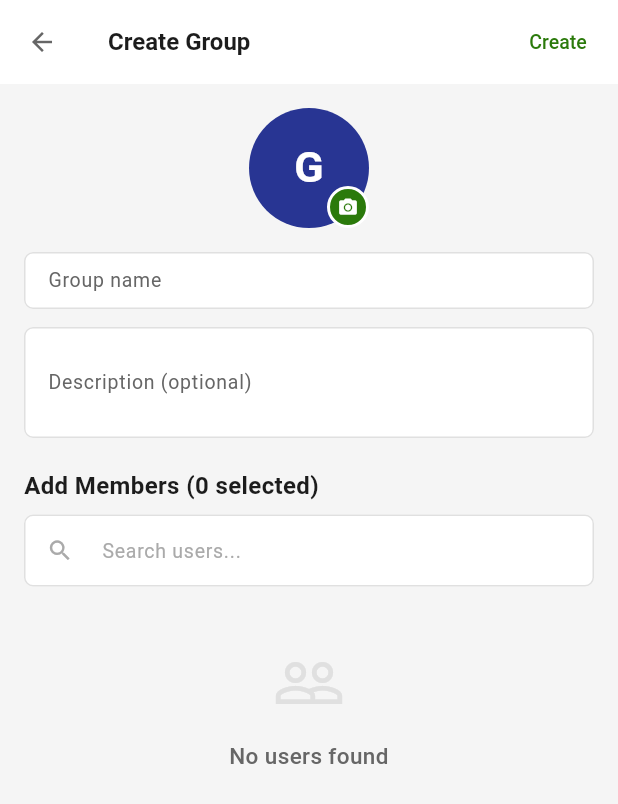
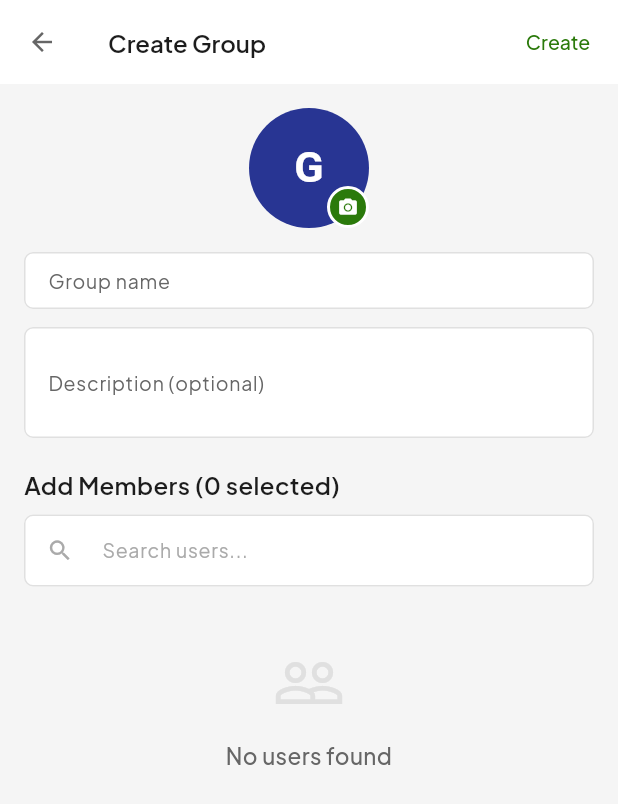
Before and after one commit to mahaddevelpoer/xmechat, a Flutter app: the CreateGroupScreen screen opened by its route, on a phone screen of 412 x 824 dp. Shown: the top 804 px of the screen. Run offline on Flutter 3.47's test engine with Material 3 defaults, Android fonts, the phone set to English and light mode, and no system bars; our stand-ins replace cached_network_image, emoji_picker_flutter, file_picker, firebase_core, flutter_riverpod, go_router and 5 more; missing offline and left inert: asn1lib, bitsdojo_window, encrypt, flutter_webrtc, local_notifier, pointycastle and 2 more; accounts and stored records are empty; Roboto replaces fonts that are missing (Segoe UI).

Commit message:
Add Google Fonts Plus Jakarta Sans, remove hardcoded Segoe UI

```diff
--- a/lib/theme.dart
+++ b/lib/theme.dart
@@ -1,4 +1,5 @@
 import 'package:flutter/material.dart';
+import 'package:google_fonts/google_fonts.dart';
 
 // ─────────────────────────────────────────────────────
 // COLORS
@@ -12,7 +13,7 @@ class AppColors {
   static const Color border      = Color(0xFFE0E0E0);
   static const Color accent      = Color(0xFF2B7A0B);
   static const Color accentLight = Color(0xFFEBF5E6);
-  static const Color sentMsg     = Color(0xFF3797F0); // Instagram blue
+  static const Color sentMsg     = Color(0xFF3797F0);
   static const Color recvMsg     = Color(0xFFFFFFFF);
   static const Color textDark    = Color(0xFF1C1C1C);
   static const Color textWhite   = Color(0xFFFFFFFF);
@@ -32,91 +33,54 @@ class AppColors {
 }
 
 // ─────────────────────────────────────────────────────
-// TEXT STYLES  (Segoe UI, Windows system font)
+// TEXT STYLES  (Plus Jakarta Sans via Google Fonts)
 // ─────────────────────────────────────────────────────
 class AppText {
   AppText._();
 
-  static const String _font = 'Segoe UI';
+  static TextStyle _font({double? fontSize, FontWeight? fontWeight, Color? color, double? height}) {
+    return GoogleFonts.plusJakartaSans(
+      fontSize: fontSize,
+      fontWeight: fontWeight,
+      color: color,
+      height: height,
+    );
+  }
 
   /// 13px — standard body text
-  static const TextStyle body = TextStyle(
-    fontFamily: _font,
-    fontSize: 13,
-    color: AppColors.textDark,
-    height: 1.4,
-  );
+  static TextStyle get body => _font(fontSize: 13, color: AppColors.textDark, height: 1.4);
 
   /// 13px — grey secondary text
-  static const TextStyle bodyGrey = TextStyle(
-    fontFamily: _font,
-    fontSize: 13,
-    color: AppColors.textGrey,
-    height: 1.4,
-  );
+  static TextStyle get bodyGrey => _font(fontSize: 13, color: AppColors.textGrey, height: 1.4);
 
   /// 13px — hint/placeholder text
-  static const TextStyle hint = TextStyle(
-    fontFamily: _font,
-    fontSize: 13,
-    color: AppColors.textHint,
-  );
+  static TextStyle get hint => _font(fontSize: 13, color: AppColors.textHint);
 
   /// 15px semi-bold — names / chat titles
-  static const TextStyle name = TextStyle(
-    fontFamily: _font,
-    fontSize: 15,
-    fontWeight: FontWeight.w600,
-    color: AppColors.textDark,
-    height: 1.2,
-  );
+  static TextStyle get name => _font(fontSize: 15, fontWeight: FontWeight.w600, color: AppColors.textDark, height: 1.2);
 
   /// 11px — timestamps, badges
-  static const TextStyle timestamp = TextStyle(
-    fontFamily: _font,
-    fontSize: 11,
-    color: AppColors.textHint,
-    height: 1.2,
-  );
+  static TextStyle get timestamp => _font(fontSize: 11, color: AppColors.textHint, height: 1.2);
 
   /// 11px grey — captions
-  static const TextStyle caption = TextStyle(
-    fontFamily: _font,
-    fontSize: 11,
-    color: AppColors.textGrey,
-  );
+  static TextStyle get caption => _font(fontSize: 11, color: AppColors.textGrey);
 
   /// 16px semi-bold — panel titles, section headers
-  static const TextStyle title = TextStyle(
-    fontFamily: _font,
-    fontSize: 16,
-    fontWeight: FontWeight.w600,
-    color: AppColors.textDark,
-  );
+  static TextStyle get title => _font(fontSize: 16, fontWeight: FontWeight.w600, color: AppColors.textDark);
 
   /// 20px bold — screen/card headings
-  static const TextStyle heading = TextStyle(
-    fontFamily: _font,
-    fontSize: 20,
-    fontWeight: FontWeight.w700,
-    color: AppColors.textDark,
-  );
+  static TextStyle get heading => _font(fontSize: 20, fontWeight: FontWeight.w700, color: AppColors.textDark);
 
   /// Button label (white, 14px semi-bold)
-  static const TextStyle button = TextStyle(
-    fontFamily: _font,
-    fontSize: 14,
-    fontWeight: FontWeight.w600,
-    color: AppColors.white,
-  );
+  static TextStyle get button => _font(fontSize: 14, fontWeight: FontWeight.w600, color: AppColors.white);
 
   /// Accent colored link
-  static const TextStyle link = TextStyle(
-    fontFamily: _font,
-    fontSize: 13,
-    color: AppColors.accent,
-    fontWeight: FontWeight.w500,
-  );
+  static TextStyle get link => _font(fontSize: 13, color: AppColors.accent, fontWeight: FontWeight.w500);
+
+  /// Helper to create custom text styles
+  static TextStyle custom({double? fontSize, FontWeight? fontWeight, Color? color, double? height}) {
+    return _font(fontSize: fontSize, fontWeight: fontWeight, color: color, height: height);
+  }
 }
 
 // ─────────────────────────────────────────────────────
@@ -219,7 +183,7 @@ class AppTheme {
 
   static ThemeData get light => ThemeData(
     useMaterial3: true,
-    fontFamily: 'Segoe UI',
+    fontFamily: GoogleFonts.plusJakartaSans().fontFamily,
     brightness: Brightness.light,
     scaffoldBackgroundColor: AppColors.bg,
     colorScheme: ColorScheme.fromSeed(
@@ -288,8 +252,7 @@ class AppTheme {
         shape: RoundedRectangleBorder(
           borderRadius: BorderRadius.circular(6),
         ),
-        textStyle: const TextStyle(
-          fontFamily: 'Segoe UI',
+        textStyle: GoogleFonts.plusJakartaSans(
           fontSize: 14,
           fontWeight: FontWeight.w600,
         ),
@@ -298,8 +261,7 @@ class AppTheme {
     textButtonTheme: TextButtonThemeData(
       style: TextButton.styleFrom(
         foregroundColor: AppColors.accent,
-        textStyle: const TextStyle(
-          fontFamily: 'Segoe UI',
+        textStyle: GoogleFonts.plusJakartaSans(
           fontSize: 13,
           fontWeight: FontWeight.w500,
         ),
@@ -321,8 +283,7 @@ class AppTheme {
       foregroundColor: AppColors.textDark,
       elevation: 0,
       scrolledUnderElevation: 0,
-      titleTextStyle: TextStyle(
-        fontFamily: 'Segoe UI',
+      titleTextStyle: GoogleFonts.plusJakartaSans(
         fontSize: 16,
         fontWeight: FontWeight.w600,
         color: AppColors.textDark,
```
